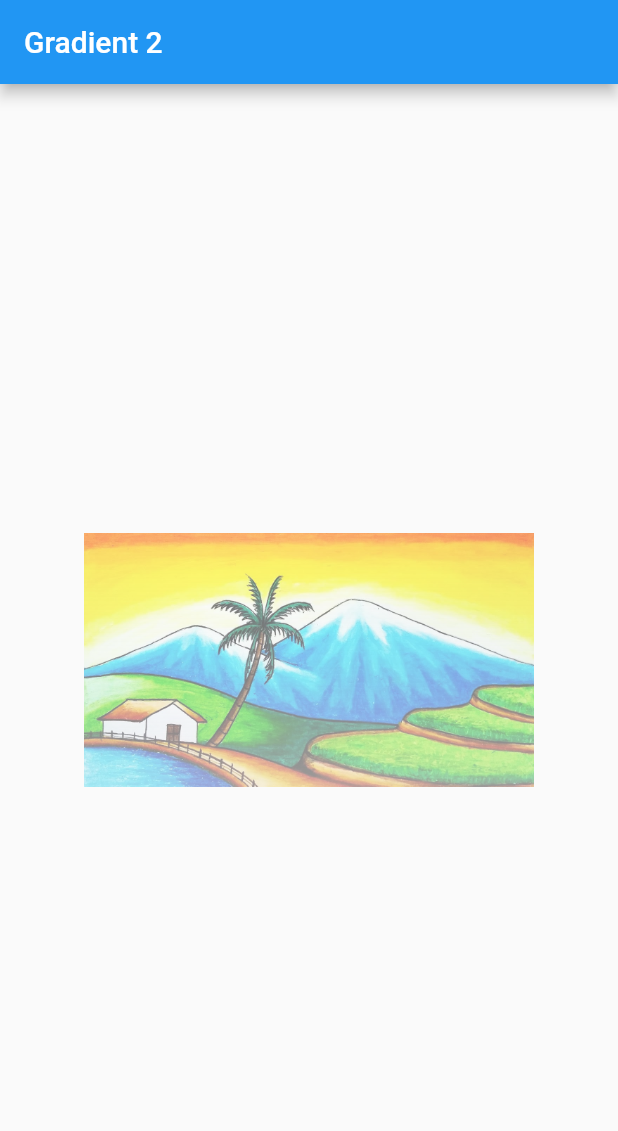
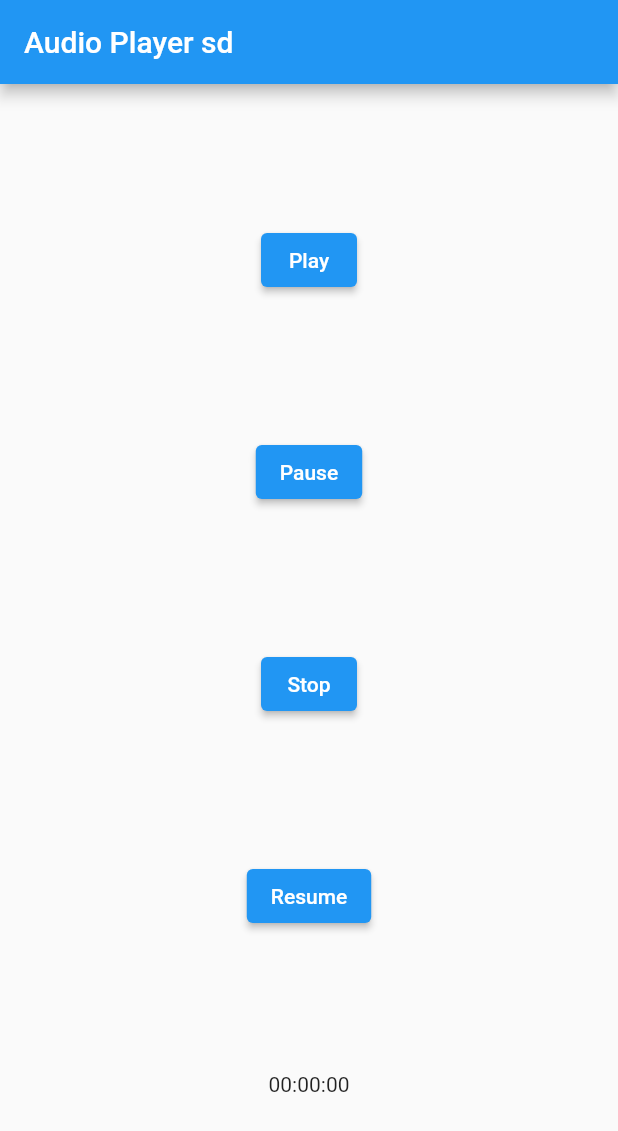
Before and after one commit to rankoms/belajar_flutter, a Flutter app: the screen it shows after launch, on a phone screen of 412 x 824 dp. Shown: the top 1131 px of the screen. Run offline on Flutter 3.47's test engine with Material 2 defaults, Android fonts, the phone set to English and light mode, and no system bars; our stand-ins replace audioplayers.

Commit message:
membuat media player music

```diff
--- a/lib/main.dart
+++ b/lib/main.dart
@@ -1,32 +1,55 @@
+import 'package:audioplayers/audioplayers.dart';
 import 'package:flutter/material.dart';
+// import 'package:au';
 
 void main() => runApp(const MyApp());
 
-class MyApp extends StatelessWidget {
+class MyApp extends StatefulWidget {
   const MyApp({Key? key}) : super(key: key);
+
+  @override
+  _MyAppState createState() => _MyAppState();
+}
+
+class _MyAppState extends State<MyApp> {
+  String durasi = '00:00:00';
+  AudioPlayer? audioPlayer;
+  _MyAppState() {
+    audioPlayer = AudioPlayer();
+    audioPlayer?.onAudioPositionChanged.listen((Duration) {
+      setState(() {
+        durasi = Duration.toString();
+      });
+    });
+    audioPlayer?.setReleaseMode(ReleaseMode.LOOP);
+  }
+  void playSound(String url) async {
+    await audioPlayer?.play(url);
+  }
 
   @override
   Widget build(BuildContext context) {
     return MaterialApp(
       home: Scaffold(
         appBar: AppBar(
-          title: Text('Gradient 2'),
+          title: Text('Audio Player sd'),
         ),
-        body: ShaderMask(
-          shaderCallback: (rectangle) {
-            return LinearGradient(
-                    colors: [Colors.blue, Colors.transparent],
-                    begin: Alignment.topCenter,
-                    end: Alignment.bottomCenter)
-                .createShader(
-                    Rect.fromLTRB(0, 0, rectangle.width, rectangle.height));
-          },
-          blendMode: BlendMode.dstIn,
-          child: Center(
-            child: Image(
-              width: 300,
-              image: AssetImage('images/pemandangan.jpg'),
-            ),
+        body: Center(
+          child: Column(
+            mainAxisAlignment: MainAxisAlignment.spaceEvenly,
+            children: [
+              ElevatedButton(
+                  onPressed: () {
+                    setState(() {
+                      playSound('asdfa');
+                    });
+                  },
+                  child: Text('Play')),
+              ElevatedButton(onPressed: () {}, child: Text('Pause')),
+              ElevatedButton(onPressed: () {}, child: Text('Stop')),
+              ElevatedButton(onPressed: () {}, child: Text('Resume')),
+              Text(durasi)
+            ],
           ),
         ),
       ),
--- a/pubspec.yaml
+++ b/pubspec.yaml
@@ -33,7 +33,8 @@ dependencies:
     # The following adds the Cupertino Icons font to your application.
     # Use with the CupertinoIcons class for iOS style icons.
     cupertino_icons: ^1.0.2
-    qr_flutter: ^4.0.0
+    # qr_flutter: ^4.0.0
+    audioplayers: ^0.20.1
 
 dev_dependencies:
     flutter_test:
```
Also changed, not shown: pubspec.lock.
